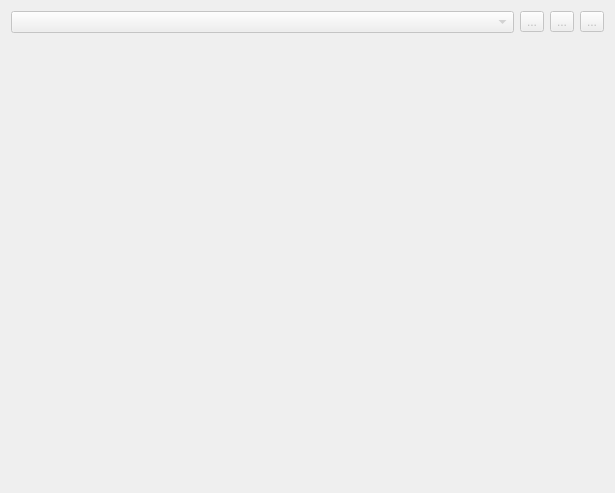
This is res/ui/ColorPalette.ui in cspang1/jide as Qt 5 draws it before an edit. The edited form follows.
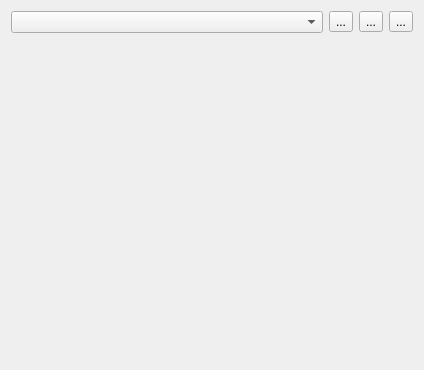
This is the edited form. Icons and pictures are not drawn. Custom widgets are drawn as their Qt base class.

Patch:
```diff
--- a/res/ui/ColorPalette.ui
+++ b/res/ui/ColorPalette.ui
@@ -6,8 +6,8 @@
    <rect>
     <x>0</x>
     <y>0</y>
-    <width>615</width>
-    <height>493</height>
+    <width>424</width>
+    <height>370</height>
    </rect>
   </property>
   <property name="windowTitle">
@@ -19,7 +19,7 @@
      <item>
       <widget class="QComboBox" name="color_palette_name">
        <property name="enabled">
-        <bool>false</bool>
+        <bool>true</bool>
        </property>
        <property name="sizePolicy">
         <sizepolicy hsizetype="Preferred" vsizetype="Maximum">
@@ -32,7 +32,7 @@
      <item>
       <widget class="QToolButton" name="add_color_palette">
        <property name="enabled">
-        <bool>false</bool>
+        <bool>true</bool>
        </property>
        <property name="sizePolicy">
         <sizepolicy hsizetype="Fixed" vsizetype="Maximum">
@@ -52,7 +52,7 @@
      <item>
       <widget class="QToolButton" name="remove_color_palette">
        <property name="enabled">
-        <bool>false</bool>
+        <bool>true</bool>
        </property>
        <property name="sizePolicy">
         <sizepolicy hsizetype="Fixed" vsizetype="Maximum">
@@ -72,7 +72,7 @@
      <item>
       <widget class="QToolButton" name="rename_color_palette">
        <property name="enabled">
-        <bool>false</bool>
+        <bool>true</bool>
        </property>
        <property name="sizePolicy">
         <sizepolicy hsizetype="Fixed" vsizetype="Maximum">
```
